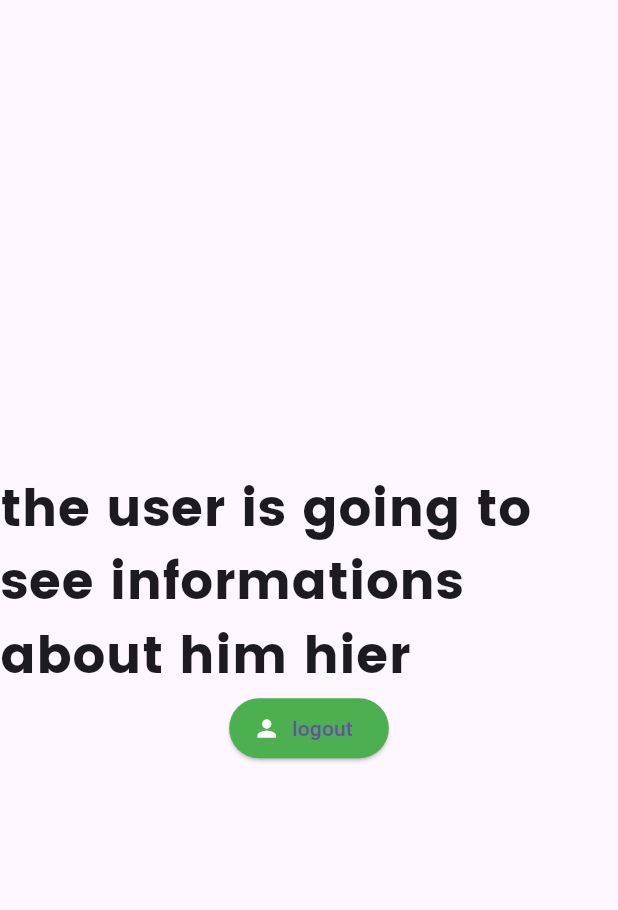
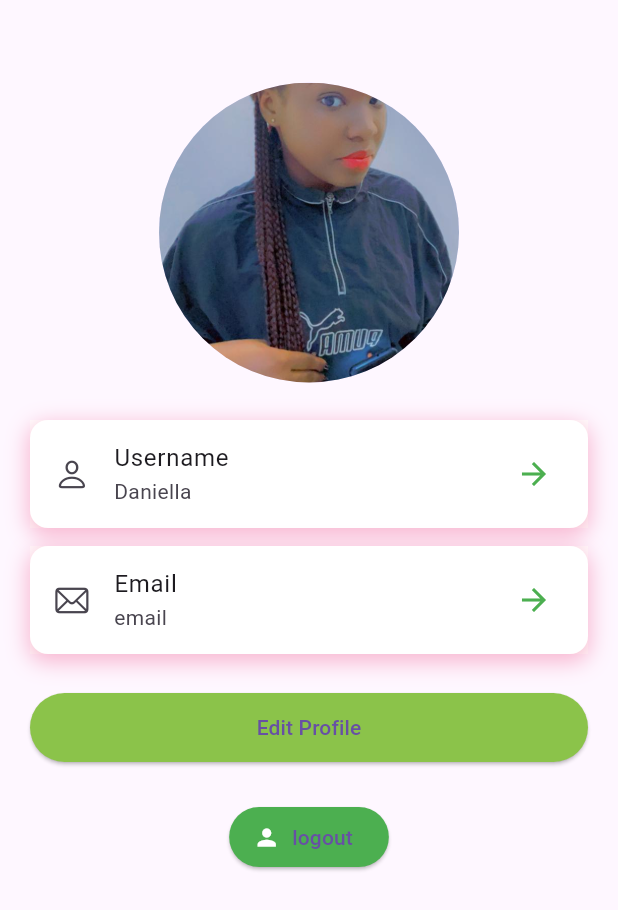
Before and after one commit to Marnol03/FlutterApp, a Flutter app: the ProfilPage screen opened directly, on a phone screen of 412 x 824 dp. Shown: the top 910 px of the screen. Run offline on Flutter 3.47's test engine with Material 3 defaults, Android fonts, the phone set to English and light mode, and no system bars; our stand-ins replace cloud_firestore, date_field, firebase_auth, firebase_core, firebase_storage, flutter_spinkit and 2 more; accounts and stored records are empty.

Commit message:
anfang profilPage

```diff
--- a/Spendeconnect/lib/authentificate_screen.dart
+++ b/Spendeconnect/lib/authentificate_screen.dart
@@ -1,3 +1,4 @@
+import 'package:cloud_firestore/cloud_firestore.dart';
 import 'package:flutter/material.dart';
 import 'package:myapp/constant.dart';
 import 'package:myapp/authentification.dart';
@@ -17,12 +18,14 @@ class _AuthentificateScreenState extends State<AuthentificateScreen> {
   String error = '';
   bool loading = false;
 
+  final usernameController= TextEditingController();
   final emailController= TextEditingController();
   final passwordController = TextEditingController();
   bool showSignIn = true;
 
   @override
   void dispose() {
+    usernameController.dispose();
     emailController.dispose();
     passwordController.dispose();
     super.dispose();
@@ -32,6 +35,7 @@ class _AuthentificateScreenState extends State<AuthentificateScreen> {
     setState(() {
       _formkey.currentState?.reset();
       error ='';
+      usernameController.text='';
       emailController.text='';
       passwordController.text='';
       showSignIn = !showSignIn;
@@ -65,35 +69,48 @@ class _AuthentificateScreenState extends State<AuthentificateScreen> {
         child: (
             Column(
               children: [
-                TextFormField (
+                if (!showSignIn) ...[
+                  TextFormField(
+                    controller: usernameController,
+                    decoration: textInputdecoration.copyWith(hintText: "entrez votre username"),
+                    validator: (value) => value!.isEmpty ? "entrez votre username " : null,
+                  ),
+                ] else Container(), // Utilisez un Container vide dans le cas showSignIn
+                SizedBox(height: 10.0),
+                TextFormField(
                   controller: emailController,
                   decoration: textInputdecoration.copyWith(hintText: "entrez votre email"),
-                  validator: (value) => value!.isEmpty? "entrez votre email" : null,
+                  validator: (value) => value!.isEmpty ? "entrez votre email" : null,
                 ),
                 SizedBox(height: 10.0),
-                TextFormField (
+                TextFormField(
                   controller: passwordController,
                   decoration: textInputdecoration.copyWith(hintText: "entrez votre mot de passe"),
                   obscureText: true,
                   validator: (value) =>
                   value!.length < 6 ? "entrez un mot de passe valide" : null,
                 ),
-                SizedBox(height:10.0),
+                SizedBox(height: 10.0),
                 ElevatedButton(
+                  style: ElevatedButton.styleFrom(
+                    backgroundColor: Colors.blueAccent,
+                  ),
                   child: Text(
                     showSignIn ? "sign In" : "Register",
                     style: TextStyle(color: Colors.white),
                   ),
                   onPressed: () async {
-                    if(_formkey.currentState!.validate()){
+                    if (_formkey.currentState!.validate()) {
                       setState(() => loading = true);
                       var password = passwordController.value.text;
                       var email = emailController.value.text;
+                      var username = usernameController.value.text;
 
-                      dynamic result = showSignIn ? await _auth.signInWithEmailAndPassword(email, password):
-                          await _auth.registerInWithEmailAndPassword(email, password);
+                      dynamic result = showSignIn
+                          ? await _auth.signInWithEmailAndPassword(email, password)
+                          : await _auth.registerInWithEmailAndPassword(username,email, password);
 
-                      if(result == null ){
+                      if (result == null) {
                         setState(() {
                           loading = false;
                           error = 'entrez une adresse mail valide svp';
@@ -102,13 +119,14 @@ class _AuthentificateScreenState extends State<AuthentificateScreen> {
                     }
                   },
                 ),
-                SizedBox(height:10.0),
+                SizedBox(height: 10.0),
                 Text(
                   error,
-                  style: TextStyle(color: Colors.red,fontSize: 15),
+                  style: TextStyle(color: Colors.red, fontSize: 15),
                 )
               ],
             )
+
         ),
       ),
     ),
--- a/Spendeconnect/lib/authentification.dart
+++ b/Spendeconnect/lib/authentification.dart
@@ -24,7 +24,7 @@ class AuthentificationService{
     }
   }
 
-  Future registerInWithEmailAndPassword(String email,String password) async{
+  Future registerInWithEmailAndPassword(String username,String email,String password) async{
 
     try{
       UserCredential result =
--- a/Spendeconnect/lib/help_page.dart
+++ b/Spendeconnect/lib/help_page.dart
@@ -1,5 +1,8 @@
+import 'package:flutter/cupertino.dart';
 import 'package:flutter/material.dart';
 import 'package:myapp/authentification.dart';
+import 'package:firebase_auth/firebase_auth.dart';
+
 
 class ProfilPage extends StatefulWidget {
    const ProfilPage({super.key});
@@ -16,7 +19,87 @@ class _ProfilPageState extends State<ProfilPage> {
 
   @override
   Widget build(BuildContext context) {
-    return  Center(
+    return Scaffold(
+      body: Padding(
+        padding: const EdgeInsets.all(20),
+        child: Column(
+          children: [
+            const SizedBox(height: 35),
+            CircleAvatar(
+              radius: 100,
+              backgroundImage: AssetImage('assets/images/daniella.jpeg'),
+            ),
+            const SizedBox(height: 25),
+            itemProfile('Username', 'Daniella', CupertinoIcons.person),
+            const SizedBox(height: 12),
+            itemProfile('Email', 'email', CupertinoIcons.mail),
+            const SizedBox(height: 25),
+            SizedBox(
+              width: double.infinity,
+              child: ElevatedButton(
+                  onPressed: () {},
+                  style: ElevatedButton.styleFrom(
+                    padding: const EdgeInsets.all(13),
+                    backgroundColor: Colors.lightGreen,
+                  ),
+                  child: const Text('Edit Profile')
+              ),
+            ),
+            const SizedBox(height: 25),
+            ElevatedButton.icon(
+                style: const ButtonStyle(
+                  backgroundColor: MaterialStatePropertyAll(Colors.green),
+                ),
+                onPressed: () async {
+                  await _auth.signOut();
+                },
+                icon: Icon(Icons.person,color: Colors.white,),
+                label: Text('logout')
+            ),
+          ],
+        ),
+      ),
+    );
+  }
+
+  itemProfile(String title, String subtitle,IconData iconData){
+    return Container(
+      decoration: BoxDecoration(
+          color: Colors.white,
+          borderRadius: BorderRadius.circular(12),
+          boxShadow: [
+            BoxShadow(
+              offset: Offset(0,4),
+              color:Colors.pink.withOpacity(.3),
+              spreadRadius: 1,
+              blurRadius: 12,
+
+            )
+          ]
+      ),
+      child: ListTile(
+        title:  Text(title),
+        subtitle:  Text(subtitle),
+        leading: Icon(iconData),
+        trailing: Icon(Icons.arrow_forward,color: Colors.green),
+        tileColor: Colors.white,
+      ),
+    );
+  }
+}
+
+
+
+
+
+
+
+
+
+
+
+
+/* Center(
       child: Column(
         mainAxisAlignment: MainAxisAlignment.center,
         children: [
@@ -39,6 +122,4 @@ class _ProfilPageState extends State<ProfilPage> {
           ),
         ],
       ),
-    );
-  }
-}
+    );*/
```
Also changed, not shown: Spendeconnect/pubspec.lock, 1 other file.
